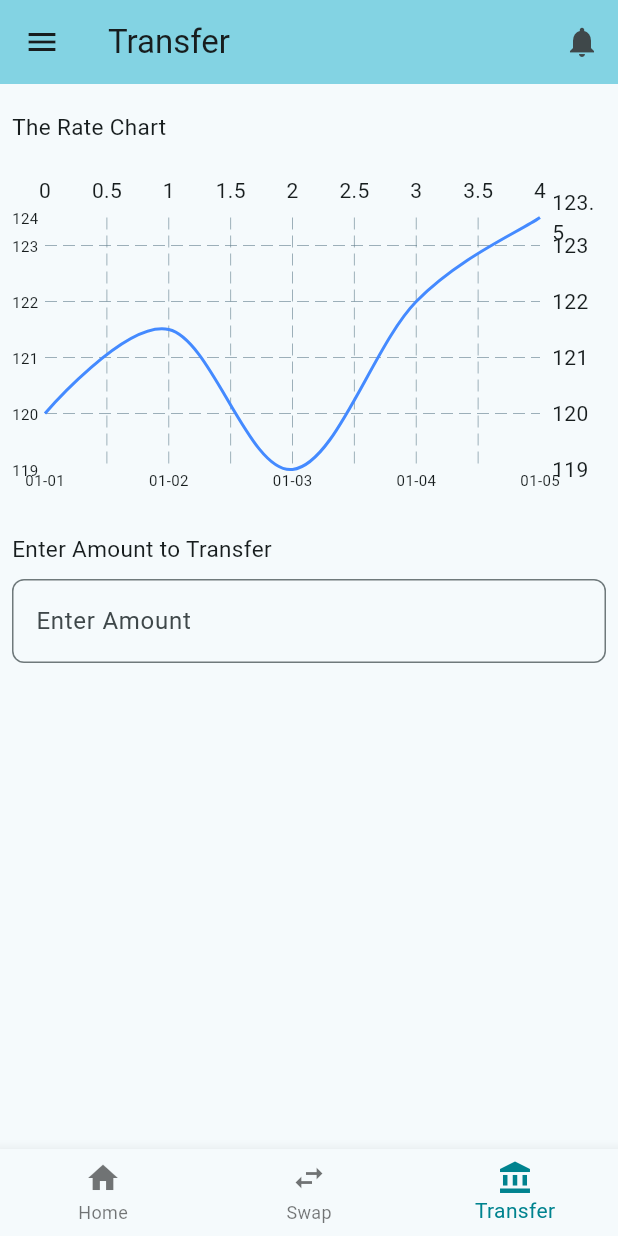
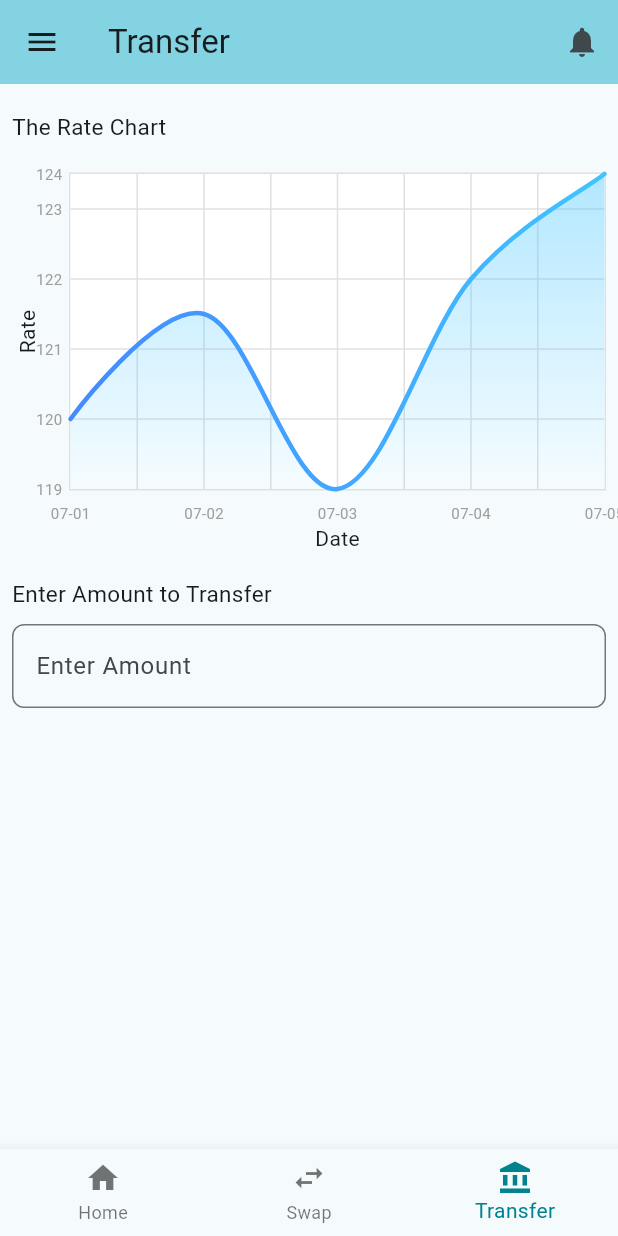
Before and after one commit to lavyne-owiti/currency_exchange, a Flutter app: the screen it shows once a user with an empty profile is signed in, item 3 of the bottom bar chosen, on a phone screen of 412 x 824 dp. Run offline on Flutter 3.47's test engine with Material 3 defaults, Android fonts, the phone set to English and light mode, and no system bars; drawn by our look-alikes of fl_chart; our stand-ins replace cloud_firestore, dio, firebase_auth, firebase_core, flutter_riverpod; accounts and stored records are empty; network calls fail.

Commit message:
refactor:chart and currency widget

```diff
--- a/lib/feature/currency_trade/presentation/screens/transaction_screen.dart
+++ b/lib/feature/currency_trade/presentation/screens/transaction_screen.dart
@@ -14,6 +14,7 @@ class _TransaferScreenState extends State<TransaferScreen> {
     return Scaffold(
       body: Padding(
         padding: const EdgeInsets.all(8.0),
+        child: SingleChildScrollView(
           child: Column(
             crossAxisAlignment: CrossAxisAlignment.start,
             children: [
@@ -24,11 +25,11 @@ class _TransaferScreenState extends State<TransaferScreen> {
               //     child:
               RateChart(
                 rates: {
-                '2023-01-01': 120.0,
-                '2023-01-02': 121.5,
-                '2023-01-03': 119.0,
-                '2023-01-04': 122.0,
-                '2023-01-05': 123.5,
+                  '2025-07-01': 120.0,
+                  '2025-07-02': 121.5,
+                  '2025-07-03': 119.0,
+                  '2025-07-04': 122.0,
+                  '2025-07-05': 123.5,
                 },
                 // )
               ),
@@ -50,6 +51,7 @@ class _TransaferScreenState extends State<TransaferScreen> {
             ],
           ),
         ),
+      ),
     );
   }
 }
--- a/lib/feature/currency_trade/presentation/widgets/rate_chart.dart
+++ b/lib/feature/currency_trade/presentation/widgets/rate_chart.dart
@@ -16,44 +16,102 @@ class RateChart extends StatelessWidget {
     }
 
     return SizedBox(
-      height: 220,
+      height: 250,
       child: LineChart(
         LineChartData(
+          backgroundColor: Colors.white,
+          gridData: FlGridData(
+            show: true,
+            drawVerticalLine: true,
+            getDrawingHorizontalLine: (value) => FlLine(
+              color: Colors.grey.shade300,
+              strokeWidth: 1,
+            ),
+            getDrawingVerticalLine: (value) => FlLine(
+              color: Colors.grey.shade300,
+              strokeWidth: 1,
+            ),
+          ),
           titlesData: FlTitlesData(
             bottomTitles: AxisTitles(
+              axisNameWidget: const Text('Date'),
               sideTitles: SideTitles(
                 showTitles: true,
-                interval: (sortedDates.length / 4).floorToDouble(),
+                interval: (sortedDates.length / 4)
+                    .floorToDouble()
+                    .clamp(1, double.infinity),
                 getTitlesWidget: (value, meta) {
                   final index = value.toInt();
                   if (index >= 0 && index < sortedDates.length) {
-                    final date = sortedDates[index].substring(5); // MM-DD
-                    return Text(date, style: const TextStyle(fontSize: 10));
+                    final date = sortedDates[index].substring(5);
+                    return Padding(
+                      padding: const EdgeInsets.only(top: 8),
+                      child: Text(date,
+                          style: const TextStyle(
+                              fontSize: 10, color: Colors.grey)),
+                    );
                   }
                   return const Text('');
                 },
               ),
             ),
             leftTitles: AxisTitles(
+              axisNameWidget: const Text('Rate'),
               sideTitles: SideTitles(
                 showTitles: true,
                 getTitlesWidget: (value, _) => Text(
                   value.toStringAsFixed(0),
-                  style: const TextStyle(fontSize: 10),
+                  style: const TextStyle(fontSize: 10, color: Colors.grey),
                 ),
               ),
             ),
+            topTitles: AxisTitles(sideTitles: SideTitles(showTitles: false)),
+            rightTitles: AxisTitles(sideTitles: SideTitles(showTitles: false)),
           ),
-          borderData: FlBorderData(show: false),
+          borderData: FlBorderData(
+            show: true,
+            border: Border.all(color: Colors.grey.shade300),
+          ),
+          minX: 0,
+          maxX: (spots.length - 1).toDouble(),
           lineBarsData: [
             LineChartBarData(
               spots: spots,
               isCurved: true,
-              barWidth: 2,
-              color: Colors.blueAccent,
+              gradient: LinearGradient(
+                colors: [Colors.blueAccent, Colors.lightBlueAccent],
+              ),
+              barWidth: 3,
+              isStrokeCapRound: true,
+              belowBarData: BarAreaData(
+                show: true,
+                gradient: LinearGradient(
+                  colors: [
+                    Colors.lightBlueAccent.withOpacity(0.4),
+                    Colors.lightBlueAccent.withOpacity(0.05)
+                  ],
+                  begin: Alignment.topCenter,
+                  end: Alignment.bottomCenter,
+                ),
+              ),
               dotData: FlDotData(show: false),
             ),
           ],
+          lineTouchData: LineTouchData(
+            enabled: true,
+            touchTooltipData: LineTouchTooltipData(
+              tooltipBgColor: Colors.black87,
+              getTooltipItems: (touchedSpots) {
+                return touchedSpots.map((spot) {
+                  final index = spot.x.toInt();
+                  return LineTooltipItem(
+                    '${sortedDates[index]}: ${spot.y.toStringAsFixed(2)}',
+                    const TextStyle(color: Colors.white, fontSize: 12),
+                  );
+                }).toList();
+              },
+            ),
+          ),
         ),
       ),
     );
--- a/lib/feature/currency_trade/presentation/widgets/transaction_card.dart
+++ b/lib/feature/currency_trade/presentation/widgets/transaction_card.dart
@@ -24,9 +24,9 @@ class TransactionCard extends StatelessWidget {
     final changeColor = isPositive ? Colors.green : Colors.red;
 
     return Card(
-      shape: RoundedRectangleBorder(borderRadius: BorderRadius.circular(16)),
-      elevation: 4,
-      margin: const EdgeInsets.all(16),
+      shape: RoundedRectangleBorder(borderRadius: BorderRadius.circular(12)),
+      elevation: 1,
+      margin: const EdgeInsets.all(10),
       child: Padding(
         padding: const EdgeInsets.all(20),
         child: Column(
```
Also changed, not shown: lib/feature/currency_trade/data/remote_datasource.dart (+49 -61 lines), lib/feature/currency_trade/presentation/screens/home_screen.dart (+62 -24 lines), lib/feature/currency_trade/presentation/widgets/currency_widget.dart (+21 -17 lines). Lines whose indentation alone changed are shown as unchanged.
